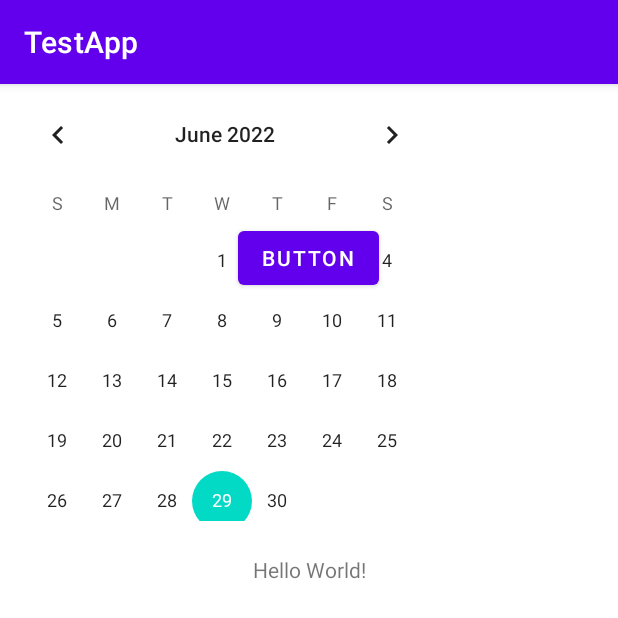
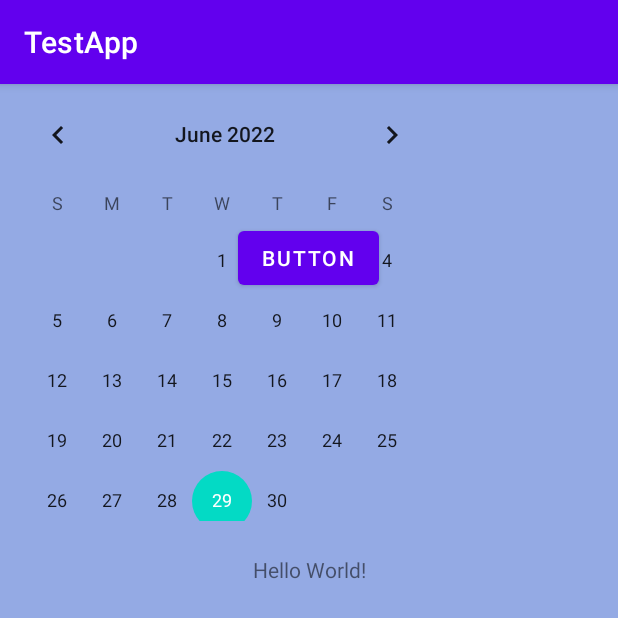
Before and after one commit to PiotrFormela0106/repo_android, an Android app: the screen it shows after launch (MainActivity), on a phone screen of 412 x 824 dp. Shown: the top 618 px of the screen. Run offline under Robolectric (Android 15) with nearby library versions, the phone set to English and light mode, and no system bars.

Commit message:
Change of background color to blue

```diff
--- a/app/src/main/res/layout/activity_main.xml
+++ b/app/src/main/res/layout/activity_main.xml
@@ -4,6 +4,7 @@
     xmlns:tools="http://schemas.android.com/tools"
     android:layout_width="match_parent"
     android:layout_height="match_parent"
+    android:background="@color/material_dynamic_primary70"
     tools:context=".MainActivity">
 
     <TextView
```
